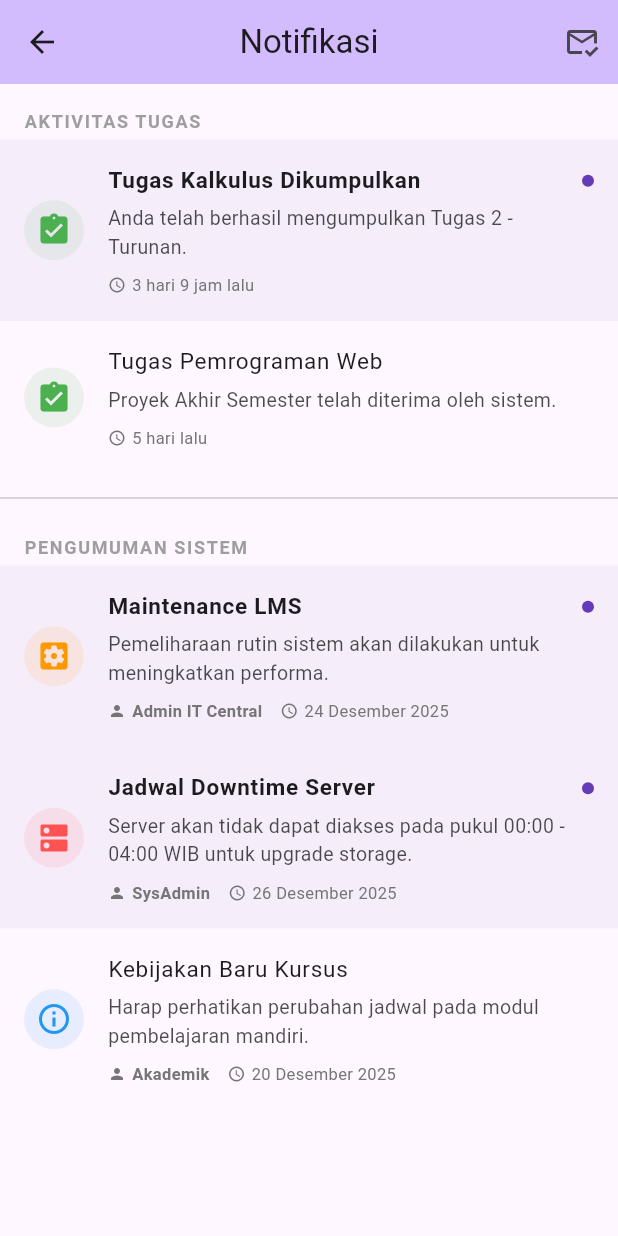
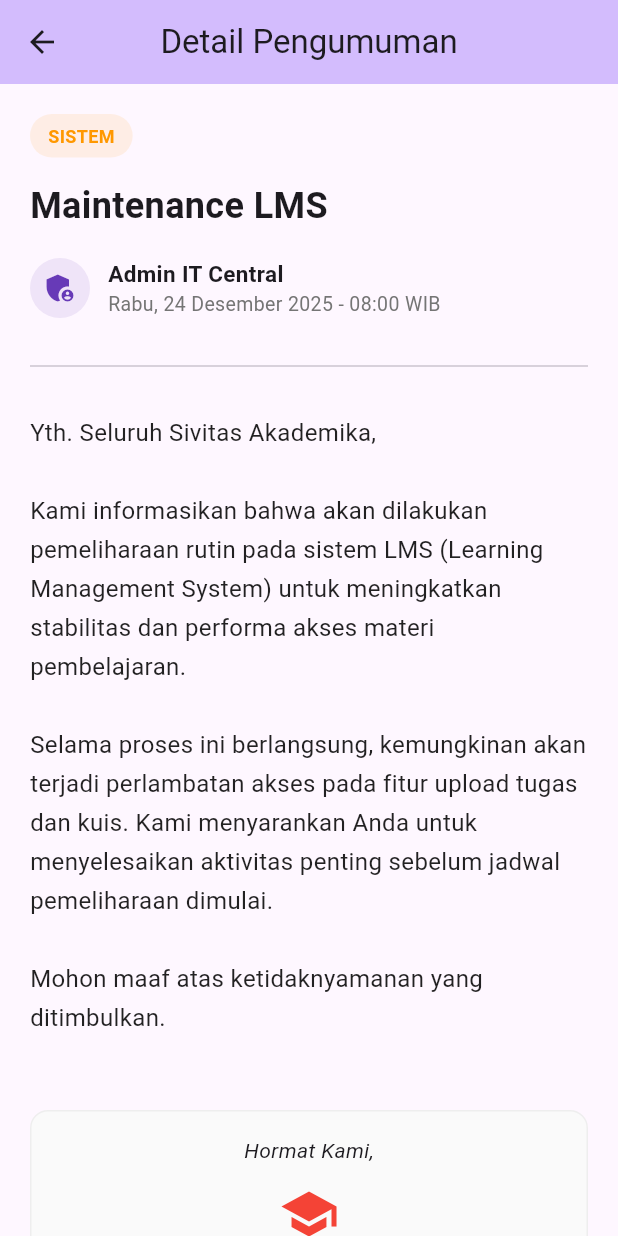
Before and after one commit to hamidarki/lms_uas, a Flutter app: the NotifikasiPage screen opened directly, after a tap on "Maintenance LMS", on a phone screen of 412 x 824 dp. Run offline on Flutter 3.47's test engine with Material 3 defaults, Android fonts, the phone set to English and light mode, and no system bars; network calls fail.

Commit message:
menambahkan isi konten halaman pengumuman

```diff
--- /dev/null
+++ b/lib/pages/detail_pengumuman_page.dart
@@ -0,0 +1,149 @@
+import 'package:flutter/material.dart';
+
+class DetailPengumumanPage extends StatelessWidget {
+  final String title;
+  final String admin;
+  final String dateTime;
+  final String content;
+
+  const DetailPengumumanPage({
+    super.key,
+    required this.title,
+    required this.admin,
+    required this.dateTime,
+    required this.content,
+  });
+
+  @override
+  Widget build(BuildContext context) {
+    return Scaffold(
+      appBar: AppBar(
+        title: const Text('Detail Pengumuman'),
+        centerTitle: true,
+        backgroundColor: Theme.of(context).colorScheme.inversePrimary,
+      ),
+      body: SingleChildScrollView(
+        child: Padding(
+          padding: const EdgeInsets.all(20.0),
+          child: Column(
+            crossAxisAlignment: CrossAxisAlignment.start,
+            children: [
+              // Header Category Label
+              Container(
+                padding: const EdgeInsets.symmetric(horizontal: 12, vertical: 6),
+                decoration: BoxDecoration(
+                  color: Colors.orange.withOpacity(0.1),
+                  borderRadius: BorderRadius.circular(20),
+                ),
+                child: const Text(
+                  'SISTEM',
+                  style: TextStyle(
+                    color: Colors.orange,
+                    fontWeight: FontWeight.bold,
+                    fontSize: 12,
+                  ),
+                ),
+              ),
+              const SizedBox(height: 16),
+
+              // Title
+              Text(
+                title,
+                style: const TextStyle(
+                  fontSize: 24,
+                  fontWeight: FontWeight.bold,
+                  height: 1.3,
+                ),
+              ),
+              const SizedBox(height: 20),
+
+              // Meta Info (Admin & Date)
+              Row(
+                children: [
+                  CircleAvatar(
+                    backgroundColor: Colors.deepPurple.withOpacity(0.1),
+                    child: const Icon(Icons.admin_panel_settings, color: Colors.deepPurple),
+                  ),
+                  const SizedBox(width: 12),
+                  Column(
+                    crossAxisAlignment: CrossAxisAlignment.start,
+                    children: [
+                      Text(
+                        admin,
+                        style: const TextStyle(
+                          fontWeight: FontWeight.bold,
+                          fontSize: 15,
+                        ),
+                      ),
+                      Text(
+                        dateTime,
+                        style: TextStyle(
+                          color: Colors.grey[600],
+                          fontSize: 13,
+                        ),
+                      ),
+                    ],
+                  ),
+                ],
+              ),
+              const SizedBox(height: 24),
+              const Divider(),
+              const SizedBox(height: 24),
+
+              // Main Content
+              Text(
+                content,
+                style: const TextStyle(
+                  fontSize: 16,
+                  height: 1.6,
+                  color: Colors.black87,
+                ),
+              ),
+
+              const SizedBox(height: 48),
+
+              // Institutional Signature
+              Container(
+                width: double.infinity,
+                padding: const EdgeInsets.all(16),
+                decoration: BoxDecoration(
+                  color: Colors.grey[50],
+                  borderRadius: BorderRadius.circular(12),
+                  border: Border.all(color: Colors.grey[200]!),
+                ),
+                child: Column(
+                  children: [
+                    const Text(
+                      'Hormat Kami,',
+                      style: TextStyle(fontStyle: FontStyle.italic),
+                    ),
+                    const SizedBox(height: 12),
+                    Image.network(
+                      'https://upload.wikimedia.org/wikipedia_id/thumb/0/03/Telkom_University_Logo.svg/1200px-Telkom_University_Logo.svg.png',
+                      height: 40,
+                      errorBuilder: (context, error, stackTrace) => const Icon(Icons.school, size: 40, color: Colors.red),
+                    ),
+                    const SizedBox(height: 8),
+                    const Text(
+                      'CeLOE Telkom University',
+                      style: TextStyle(
+                        fontWeight: FontWeight.bold,
+                        fontSize: 16,
+                        color: Colors.redAccent,
+                      ),
+                    ),
+                    const Text(
+                      'Center for e-Learning and Open Education',
+                      style: TextStyle(fontSize: 12, color: Colors.grey),
+                    ),
+                  ],
+                ),
+              ),
+              const SizedBox(height: 40),
+            ],
+          ),
+        ),
+      ),
+    );
+  }
+}
--- a/lib/pages/home_page.dart
+++ b/lib/pages/home_page.dart
@@ -1,5 +1,6 @@
 import 'package:flutter/material.dart';
 import 'package:lms/pages/notifikasi_page.dart';
+import 'package:lms/pages/detail_pengumuman_page.dart';
 
 class HomePage extends StatelessWidget {
   const HomePage({super.key});
@@ -53,7 +54,7 @@ class HomePage extends StatelessWidget {
                     ),
                     const SizedBox(height: 4),
                     const Text(
-                      'Nama Lengkap Mahasiswa',
+                      'Hamidarki',
                       style: TextStyle(
                         fontSize: 20,
                         fontWeight: FontWeight.bold,
@@ -92,8 +93,10 @@ class HomePage extends StatelessWidget {
               ),
               const SizedBox(height: 12),
               _buildAnnouncementCard(
-                'Pengumuman Penting',
-                'Jadwal ujian semester ganjil telah dirilis. Silakan cek di halaman jadwal.',
+                context,
+                'Jadwal Ujian Semester',
+                'Jadwal ujian semester ganjil telah dirilis. Silakan cek di halaman jadwal secara berkala untuk perubahan mendadak.',
+                'Admin Akademik',
                 '12 Des 2025',
               ),
 
@@ -119,7 +122,7 @@ class HomePage extends StatelessWidget {
     return Card(
       child: ListTile(
         title: Text(title),
-        subtitle: Text('Batas akhir: \$dueDate'),
+        subtitle: Text('Batas akhir: $dueDate'),
         trailing: Container(
           padding: const EdgeInsets.symmetric(horizontal: 8, vertical: 4),
           decoration: BoxDecoration(
@@ -140,8 +143,23 @@ class HomePage extends StatelessWidget {
     );
   }
 
-  Widget _buildAnnouncementCard(String title, String content, String date) {
+  Widget _buildAnnouncementCard(BuildContext context, String title, String content, String admin, String date) {
     return Card(
+      clipBehavior: Clip.antiAlias, // Ensures InkWell splash is contained
+      child: InkWell(
+        onTap: () {
+          Navigator.push(
+            context,
+            MaterialPageRoute(
+              builder: (context) => DetailPengumumanPage(
+                title: title,
+                admin: admin,
+                dateTime: '$date - 09:00 WIB',
+                content: content,
+              ),
+            ),
+          );
+        },
         child: Padding(
           padding: const EdgeInsets.all(16.0),
           child: Column(
@@ -169,9 +187,27 @@ class HomePage extends StatelessWidget {
               const SizedBox(height: 8),
               Text(
                 content,
+                maxLines: 2,
+                overflow: TextOverflow.ellipsis,
                 style: TextStyle(fontSize: 14, color: Colors.grey[700]),
               ),
+              const SizedBox(height: 8),
+              const Row(
+                mainAxisAlignment: MainAxisAlignment.end,
+                children: [
+                  Text(
+                    'Baca Selengkapnya',
+                    style: TextStyle(
+                      color: Colors.deepPurple,
+                      fontSize: 12,
+                      fontWeight: FontWeight.bold,
+                    ),
+                  ),
+                  Icon(Icons.chevron_right, size: 16, color: Colors.deepPurple),
                 ],
+              ),
+            ],
+          ),
         ),
       ),
     );
--- a/lib/pages/notifikasi_page.dart
+++ b/lib/pages/notifikasi_page.dart
@@ -1,4 +1,5 @@
 import 'package:flutter/material.dart';
+import 'package:lms/pages/detail_pengumuman_page.dart';
 
 class NotifikasiPage extends StatelessWidget {
   const NotifikasiPage({super.key});
@@ -55,6 +56,19 @@ class NotifikasiPage extends StatelessWidget {
             time: '24 Desember 2025',
             admin: 'Admin IT Central',
             isRead: false,
+            onTap: () {
+              Navigator.push(
+                context,
+                MaterialPageRoute(
+                  builder: (context) => const DetailPengumumanPage(
+                    title: 'Maintenance LMS',
+                    admin: 'Admin IT Central',
+                    dateTime: 'Rabu, 24 Desember 2025 - 08:00 WIB',
+                    content: 'Yth. Seluruh Sivitas Akademika,\n\nKami informasikan bahwa akan dilakukan pemeliharaan rutin pada sistem LMS (Learning Management System) untuk meningkatkan stabilitas dan performa akses materi pembelajaran.\n\nSelama proses ini berlangsung, kemungkinan akan terjadi perlambatan akses pada fitur upload tugas dan kuis. Kami menyarankan Anda untuk menyelesaikan aktivitas penting sebelum jadwal pemeliharaan dimulai.\n\nMohon maaf atas ketidaknyamanan yang ditimbulkan.',
+                  ),
+                ),
+              );
+            },
           ),
           _buildNotificationItem(
             context,
@@ -65,6 +79,19 @@ class NotifikasiPage extends StatelessWidget {
             time: '26 Desember 2025',
             admin: 'SysAdmin',
             isRead: false,
+            onTap: () {
+              Navigator.push(
+                context,
+                MaterialPageRoute(
+                  builder: (context) => const DetailPengumumanPage(
+                    title: 'Jadwal Downtime Server',
+                    admin: 'SysAdmin',
+                    dateTime: 'Jumat, 26 Desember 2025 - 00:00 WIB',
+                    content: 'Pemberitahuan Penting:\n\nTim IT akan melakukan upgrade storage server pusat yang memerlukan pemadaman total (total downtime) pada seluruh layanan LMS.\n\nEstimasi durasi downtime: 4 Jam (00:00 - 04:00 WIB).\n\nSeluruh data tetap aman, namun akses ke website dan mobile app akan terputus sepenuhnya selama periode tersebut. Harap menyesuaikan jadwal belajar Anda.',
+                  ),
+                ),
+              );
+            },
           ),
           _buildNotificationItem(
             context,
@@ -105,6 +132,7 @@ class NotifikasiPage extends StatelessWidget {
     required String time,
     String? admin,
     bool isRead = false,
+    VoidCallback? onTap,
   }) {
     return Container(
       color: isRead ? Colors.transparent : Colors.deepPurple.withOpacity(0.05),
@@ -167,9 +195,7 @@ class NotifikasiPage extends StatelessWidget {
             ),
           ],
         ),
-        onTap: () {
-          // Action when notification is tapped
-        },
+        onTap: onTap,
       ),
     );
   }
```
Lines whose indentation alone changed are shown as unchanged.
